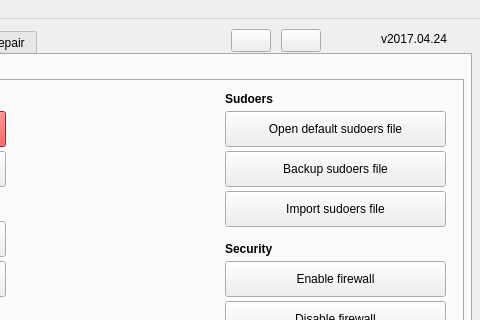
Before: the Qt Designer form mainwindow.ui in adgellida/ubunsys, drawn with Qt 5; both pictures show x 239 to 719 and y 0 to 320 of the 719 by 521 pixel window.
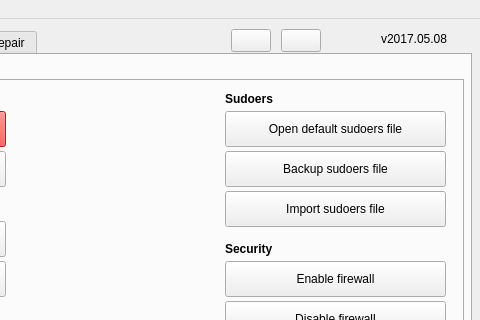
After: the same form once the commit is applied. Icons and pictures are not drawn.

```diff
--- a/mainwindow.ui
+++ b/mainwindow.ui
@@ -4524,7 +4524,7 @@
      </rect>
     </property>
     <property name="text">
-     <string>v2017.04.24</string>
+     <string>v2017.05.08</string>
     </property>
    </widget>
    <widget class="QPushButton" name="updateAppButton">
```
Left out of the diff: 2 changed lines with no effect on the pictures.
